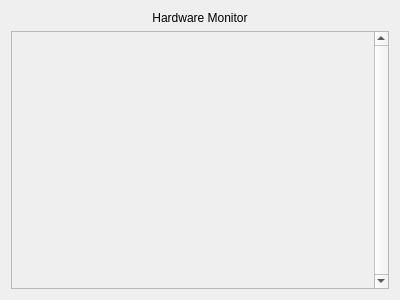
Above: hardwaremonitor.ui from haakonleg/nvOverdrive before the change. Below: the same form after it.
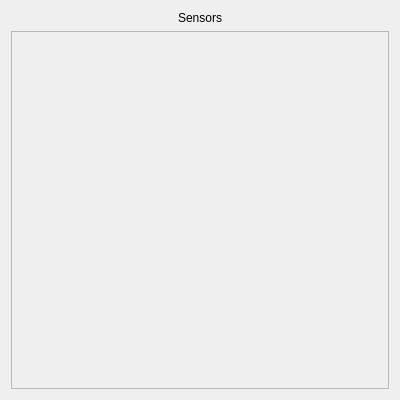
That is the form after the change.

Patch:
```diff
--- a/hardwaremonitor.ui
+++ b/hardwaremonitor.ui
@@ -7,9 +7,15 @@
     <x>0</x>
     <y>0</y>
     <width>400</width>
-    <height>300</height>
+    <height>400</height>
    </rect>
   </property>
+  <property name="sizePolicy">
+   <sizepolicy hsizetype="Expanding" vsizetype="Expanding">
+    <horstretch>0</horstretch>
+    <verstretch>0</verstretch>
+   </sizepolicy>
+  </property>
   <property name="windowTitle">
    <string>Form</string>
   </property>
@@ -17,7 +23,7 @@
    <item>
     <widget class="QLabel" name="label">
      <property name="text">
-      <string>Hardware Monitor</string>
+      <string>Sensors</string>
      </property>
      <property name="alignment">
       <set>Qt::AlignHCenter|Qt::AlignTop</set>
@@ -26,12 +32,6 @@
    </item>
    <item>
     <widget class="QScrollArea" name="scrollArea">
-     <property name="verticalScrollBarPolicy">
-      <enum>Qt::ScrollBarAlwaysOn</enum>
-     </property>
-     <property name="sizeAdjustPolicy">
-      <enum>QAbstractScrollArea::AdjustToContents</enum>
-     </property>
      <property name="widgetResizable">
       <bool>true</bool>
      </property>
```
Left out of the diff: 10 changed lines with no effect on the pictures.
